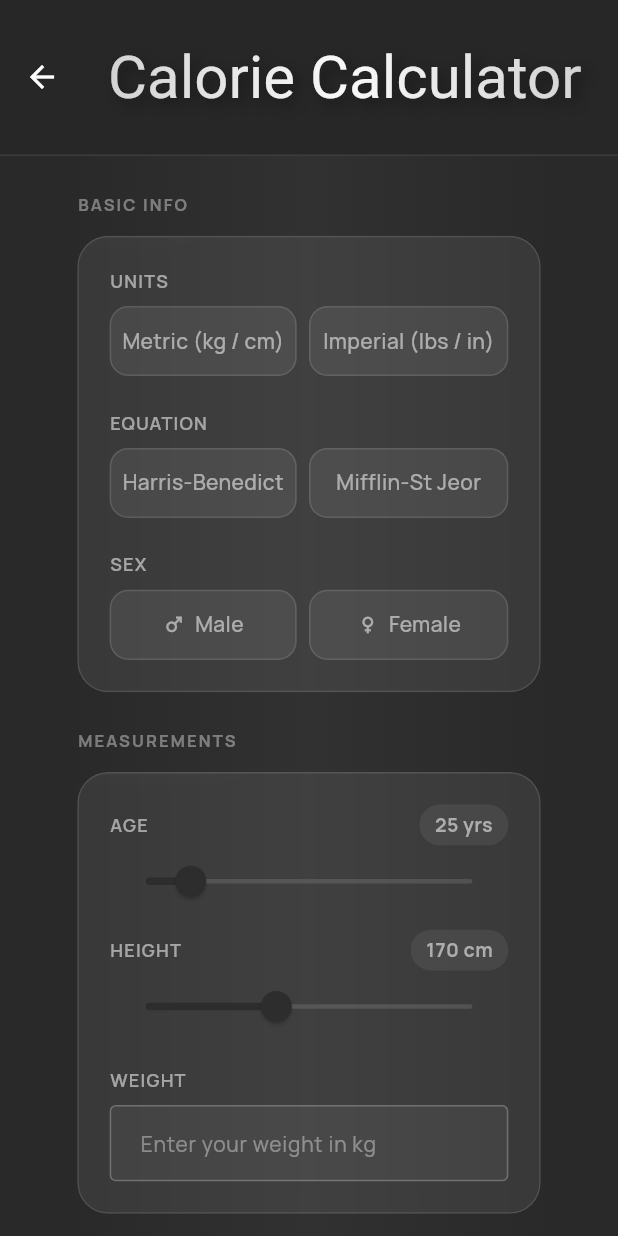
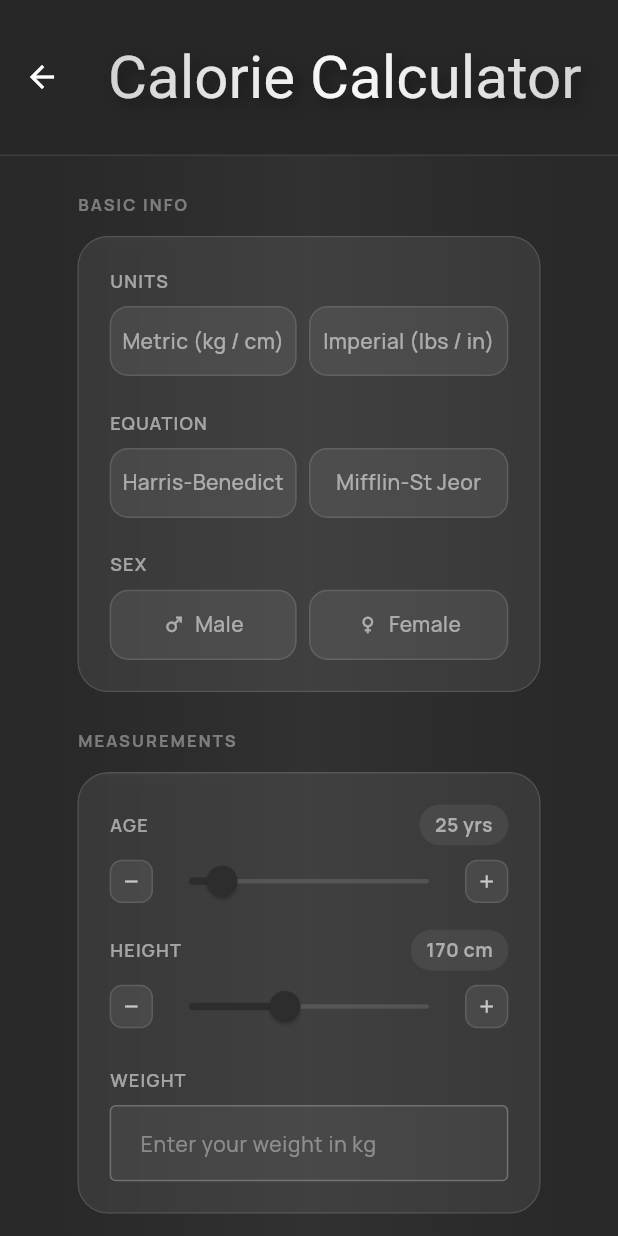
Before and after one commit to nicholasdakis/level_up, a Flutter app: the CalorieCalculator screen opened by its route, on a phone screen of 412 x 824 dp. Run offline on Flutter 3.47's test engine with Material 3 defaults, Android fonts, the phone set to English and light mode, and no system bars; our stand-ins replace confetti, connectivity_plus, dropdown_button2, firebase_auth, firebase_core, firebase_messaging and 17 more; missing offline and left inert: dart:html, dart:js_interop, flutter_map_location_marker, mobile_scanner, pwa_install; accounts and stored records are empty; generated files the repository leaves out were written again; network calls fail; Roboto replaces fonts that are missing (Dangrek).

Commit message:
Add + and - buttons to calorie calculator sliders

```diff
--- a/lib/screens/calorie_calculator.dart
+++ b/lib/screens/calorie_calculator.dart
@@ -186,6 +186,7 @@ class _CalorieCalculatorState extends State<CalorieCalculator> {
   }
 
   // Helper to build a slider row with a label and live value readout
+  // showButtons adds +/- buttons on either side of the slider for fine-tuning by 1 unit
   Widget buildSliderField({
     required String label,
     required double value,
@@ -195,6 +196,14 @@ class _CalorieCalculatorState extends State<CalorieCalculator> {
     required String Function(double) valueLabel,
     required void Function(double) onChanged,
   }) {
+    void decrement() {
+      if (value > min) onChanged((value - 1).clamp(min, max));
+    }
+
+    void increment() {
+      if (value < max) onChanged((value + 1).clamp(min, max));
+    }
+
     return Column(
       crossAxisAlignment: CrossAxisAlignment.start,
       children: [
@@ -233,7 +242,11 @@ class _CalorieCalculatorState extends State<CalorieCalculator> {
             ),
           ],
         ),
-        SliderTheme(
+        Row(
+          children: [
+            _sliderButton(Icons.remove, decrement),
+            Expanded(
+              child: SliderTheme(
                 data: SliderTheme.of(context).copyWith(
                   activeTrackColor: appColorNotifier.value,
                   inactiveTrackColor: Colors.white.withAlpha(30),
@@ -252,7 +265,32 @@ class _CalorieCalculatorState extends State<CalorieCalculator> {
                   onChanged: onChanged,
                 ),
               ),
+            ),
+            _sliderButton(Icons.add, increment),
           ],
+        ),
+      ],
+    );
+  }
+
+  // Method to add the + and - buttons to age and height sliders
+  Widget _sliderButton(IconData icon, VoidCallback onTap) {
+    return GestureDetector(
+      onTap: onTap,
+      child: Container(
+        width: Responsive.scale(context, 28),
+        height: Responsive.scale(context, 28),
+        decoration: BoxDecoration(
+          color: Colors.white.withAlpha(18),
+          borderRadius: BorderRadius.circular(Responsive.scale(context, 8)),
+          border: Border.all(color: Colors.white.withAlpha(30)),
+        ),
+        child: Icon(
+          icon,
+          color: Colors.white70,
+          size: Responsive.font(context, 14),
+        ),
+      ),
     );
   }
 
```
Also changed, not shown: 1 other file. Lines whose indentation alone changed are shown as unchanged.
